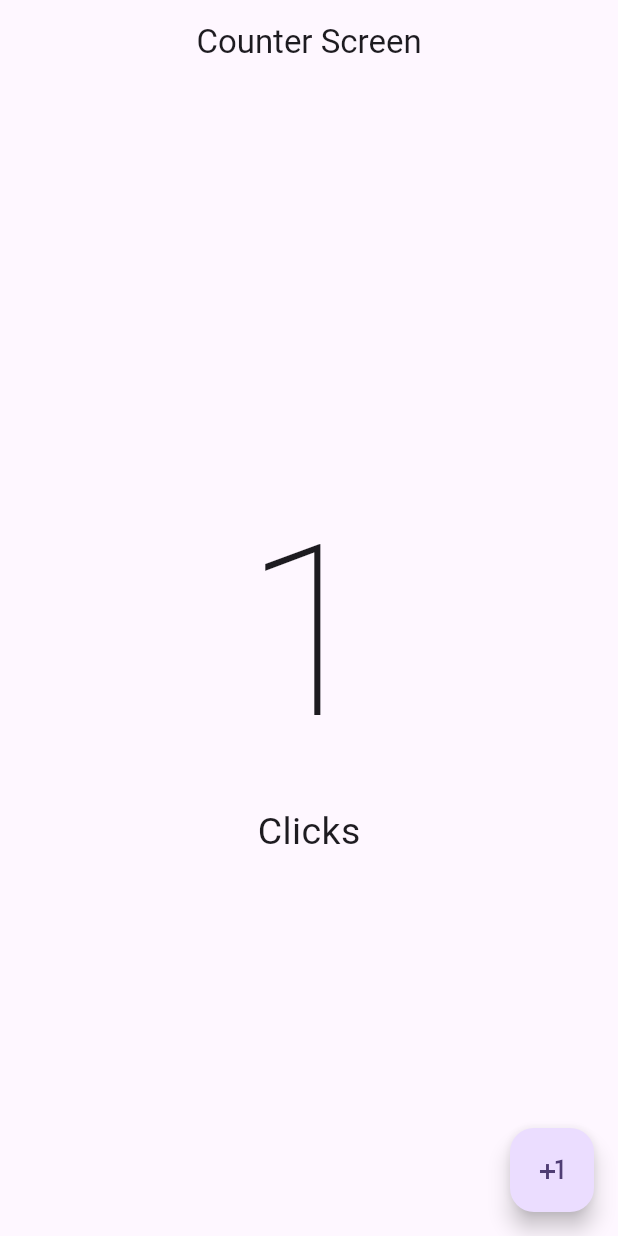
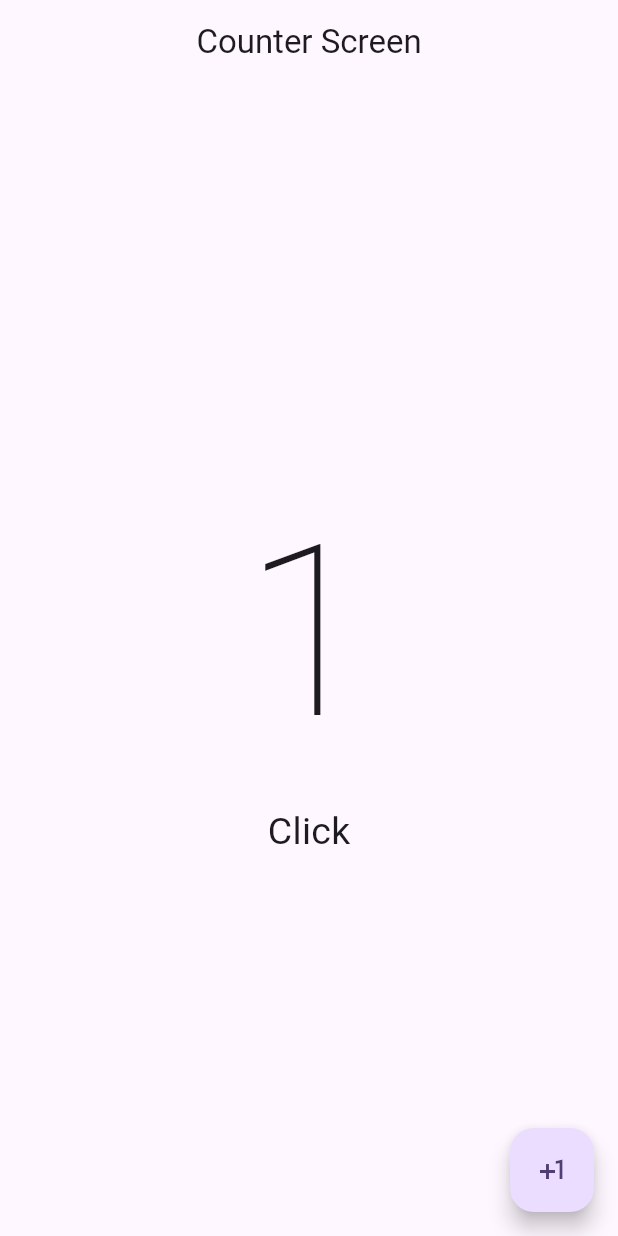
Before and after one commit to doggbmx/hello-app, a Flutter app: the screen it shows after launch, after a tap on the "plus one" icon, on a phone screen of 412 x 824 dp. Run offline on Flutter 3.47's test engine with Material 2 defaults, Android fonts, the phone set to English and light mode, and no system bars.

Commit message:
limited text with ternary expression

```diff
--- a/lib/presentation/screens/counter/counter_screen.dart
+++ b/lib/presentation/screens/counter/counter_screen.dart
@@ -14,7 +14,9 @@ class _CounterScreenState extends State<CounterScreen> {
   Widget build(BuildContext context) {
     return Scaffold(
       appBar: AppBar(
-        title: const Center(child: Text('Counter Screen')),
+        title: const Center(
+          child: Text('Counter Screen'),
+        ),
       ),
       body: Center(
         child: Column(
@@ -28,9 +30,9 @@ class _CounterScreenState extends State<CounterScreen> {
                 fontWeight: FontWeight.w100,
               ),
             ),
-            const Text(
-              'Clicks',
-              style: TextStyle(
+            Text(
+              'Click${clickCounter == 1 ? '' : 's'}',
+              style: const TextStyle(
                 fontSize: 25,
               ),
             ),
```
